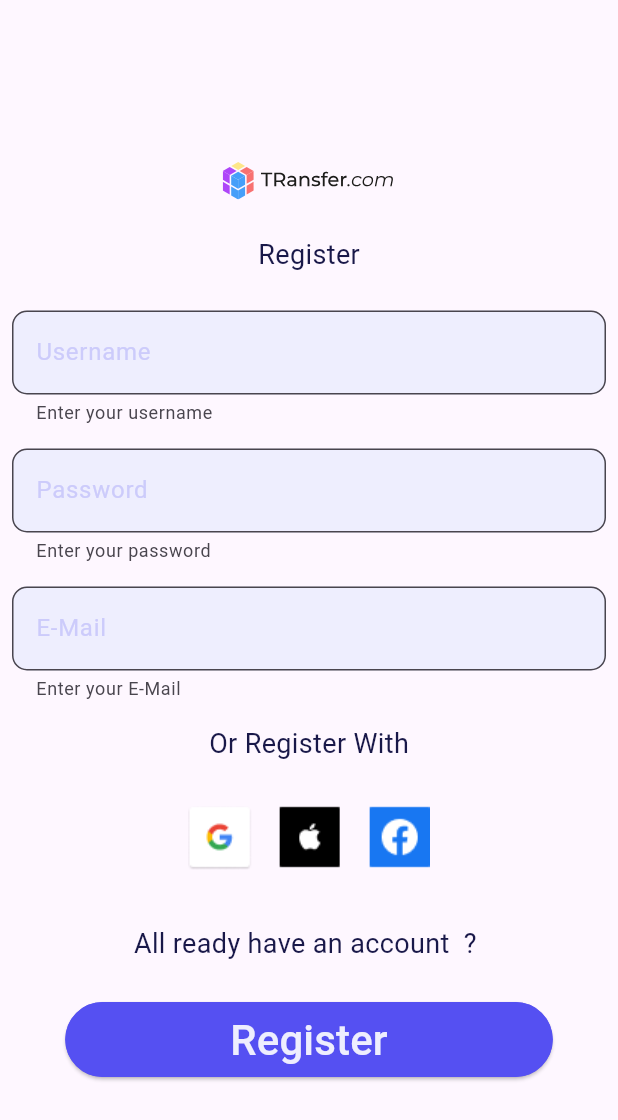
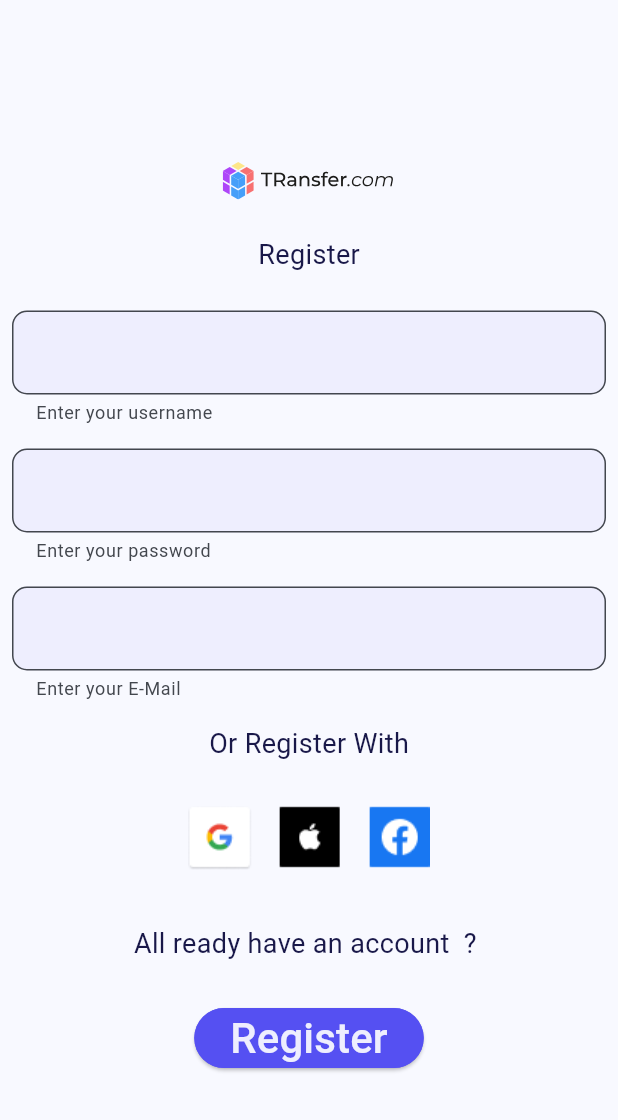
Before and after one commit to EbubekirAlpa/transportation_app, a Flutter app: the LoginScreen screen opened directly, after a tap on "Register Now !", on a phone screen of 412 x 824 dp. Shown: the top 1120 px of the screen. Run offline on Flutter 3.47's test engine with Material 2 defaults, Android fonts, the light colour scheme and no system bars; our stand-ins replace flutter_svg.

Commit message:
added drawer,home page screen,components color

```diff
--- a/lib/pages/login_screen.dart
+++ b/lib/pages/login_screen.dart
@@ -1,9 +1,10 @@
 import 'package:flutter/material.dart';
 import 'package:flutter_svg/flutter_svg.dart';
 import 'package:transportation_app/pages/register_screen.dart';
-import 'package:transportation_app/widgets/CustomizedElevatedButton.dart';
-import 'package:transportation_app/widgets/CustomText.dart';
-import 'package:transportation_app/widgets/CustomizedTextFieldButton.dart';
+import 'package:transportation_app/widgets/custom_color.dart';
+import 'package:transportation_app/widgets/custom_elevated_button.dart';
+import 'package:transportation_app/widgets/custom_text.dart';
+import 'package:transportation_app/widgets/custom_tfield_button.dart';
 
 final class LoginScreen extends StatefulWidget {
   const LoginScreen({Key? key}) : super(key: key);
@@ -35,7 +36,7 @@
               padding: const EdgeInsets.all(8.0),
               child: SvgPicture.asset('images/transportation_miniicon.svg'),
             ),
-            const CustomText(text: 'Login', textColor: Color(0xff191849)),
+            const CustomText(text: 'Login', textColor: CustomColors.navyblue),
 
             //Textfield'larda ilk önce Username kısmını tanımladım.
 
@@ -56,7 +57,8 @@
             const Row(
               mainAxisAlignment: MainAxisAlignment.center,
               children: [
-                CustomText(text: 'Login With', textColor: Color(0xff191849)),
+                CustomText(
+                    text: 'Login With', textColor: CustomColors.navyblue),
               ],
             ),
             const SizedBox(height: 20),
@@ -77,7 +79,7 @@
                 children: [
                   const CustomText(
                     text: 'Not registered yet ?',
-                    textColor: Color(0xff191849),
+                    textColor: CustomColors.navyblue,
                   ),
                   const SizedBox(
                     width: 5,
@@ -94,7 +96,7 @@
                       },
                       child: const CustomText(
                         text: 'Register Now !',
-                        textColor: Color(0xff7773F5),
+                        textColor: CustomColors.white,
                       )),
                 ],
               ),
@@ -106,7 +108,7 @@
                 children: [
                   CustomText(
                     text: 'Forget Password',
-                    textColor: Color(0xff7773F5),
+                    textColor: CustomColors.lightpurple,
                   ),
                 ],
               ),
@@ -115,8 +117,8 @@
             //En son kısma ise LOGIN butonunu tanımlayıp diğer sayfaya geçiş yaptım.
             CustomizedElevatedButton(
               buttonText: 'Login',
-              textColor: const Color(0xffEEEEFE),
-              buttonColor: const Color(0xff5550F2),
+              textColor: CustomColors.white,
+              buttonColor: CustomColors.lightblue,
               foregroundColor: Colors.blue.withOpacity(0.01),
               onPressed: () {},
             ),
--- a/lib/pages/register_screen.dart
+++ b/lib/pages/register_screen.dart
@@ -1,8 +1,9 @@
 import 'package:flutter/material.dart';
 import 'package:flutter_svg/flutter_svg.dart';
-import 'package:transportation_app/widgets/CustomText.dart';
-import '../widgets/CustomizedElevatedButton.dart';
-import '../widgets/CustomizedTextFieldButton.dart';
+import 'package:transportation_app/widgets/custom_color.dart';
+import 'package:transportation_app/widgets/custom_text.dart';
+import '../widgets/custom_elevated_button.dart';
+import '../widgets/custom_tfield_button.dart';
 
 final class RegisterScreen extends StatefulWidget {
   const RegisterScreen({Key? key}) : super(key: key);
@@ -42,7 +43,7 @@
                 padding: EdgeInsets.all(8.0),
                 child: CustomText(
                   text: 'Register',
-                  textColor: Color(0xff191849),
+                  textColor: CustomColors.navyblue,
                 )),
 
             //Username butonunu burada tanımladım.
@@ -51,7 +52,7 @@
               myController: _usernameController,
               hintText: 'Username',
               helperText: 'Enter your username',
-              hintColor: const Color(0xffCCCBFB),
+              hintColor: CustomColors.white,
             ),
 
             //Password butonunu burada tanımladım.
@@ -61,7 +62,7 @@
               hintText: 'Password',
               helperText: 'Enter your password',
               isPassword: true,
-              hintColor: const Color(0xffCCCBFB),
+              hintColor: CustomColors.white,
             ),
 
             //E-mail butonunu burada tanımladım.
@@ -71,7 +72,7 @@
               hintText: 'E-Mail',
               helperText: 'Enter your E-Mail',
               isPassword: true,
-              hintColor: const Color(0xffCCCBFB),
+              hintColor: CustomColors.white,
             ),
 
             //Or register with butonunu burada tanımladım,altında sosyal medya logoları da bulunuyor.
@@ -81,7 +82,7 @@
               children: [
                 CustomText(
                   text: 'Or Register With',
-                  textColor: Color(0xff191849),
+                  textColor: CustomColors.navyblue,
                 )
               ],
             ),
@@ -98,7 +99,7 @@
                 children: [
                   CustomText(
                     text: 'All ready have an account  ?',
-                    textColor: Color(0xff191849),
+                    textColor: CustomColors.navyblue,
                   ),
                   SizedBox(
                     width: 5,
@@ -114,8 +115,8 @@
               children: [
                 CustomizedElevatedButton(
                   buttonText: 'Register',
-                  textColor: const Color(0xffEEEEFE),
-                  buttonColor: const Color(0xff5550F2),
+                  textColor: CustomColors.white,
+                  buttonColor: CustomColors.lightblue,
                   foregroundColor: Colors.blue.withOpacity(0.01),
                   onPressed: () {},
                 ),
--- /dev/null
+++ b/lib/widgets/custom_color.dart
@@ -0,0 +1,20 @@
+import 'package:flutter/material.dart';
+
+class CustomColors {
+  static const Color white = Color(0xffEEEEFE);
+  static const Color navyblue = Color(0xff191849);
+  static const Color lightblue = Color(0xff5550F2);
+  static const Color lightpurple = Color(0xff7773F5);
+  static const Color lightwhite = Color(0xffCCCBFB);
+}
+
+class AppConstants {
+  static AppConstants? _instance;
+
+  static AppConstants get instance {
+    _instance ??= AppConstants._init();
+    return _instance!;
+  }
+
+  AppConstants._init();
+}
--- a/lib/widgets/CustomizedElevatedButton.dart
+++ b/lib/widgets/custom_elevated_button.dart
@@ -22,8 +22,6 @@
   Widget build(BuildContext context) => Padding(
         padding: const EdgeInsets.all(10.0),
         child: SizedBox(
-          height: 50,
-          width: 325,
           child: ElevatedButton(
             style: ElevatedButton.styleFrom(
               backgroundColor: buttonColor,
```
Also changed, not shown: lib/pages/drawer_page.dart (added, +41 -0 lines), lib/pages/homepage_screen.dart (added, +230 -0 lines), lib/pages/main.dart (+4 -4 lines), lib/pages/welcome_screen.dart (+8 -7 lines), lib/widgets/custom_drawer_header.dart (added, +23 -0 lines), lib/widgets/custom_drawer_list.dart (added, +54 -0 lines), lib/widgets/custom_drawer_logout.dart (added, +22 -0 lines), lib/widgets/custom_text.dart (renamed from lib/widgets/CustomText.dart), lib/widgets/custom_tfield_button.dart (renamed from lib/widgets/CustomizedTextFieldButton.dart).
